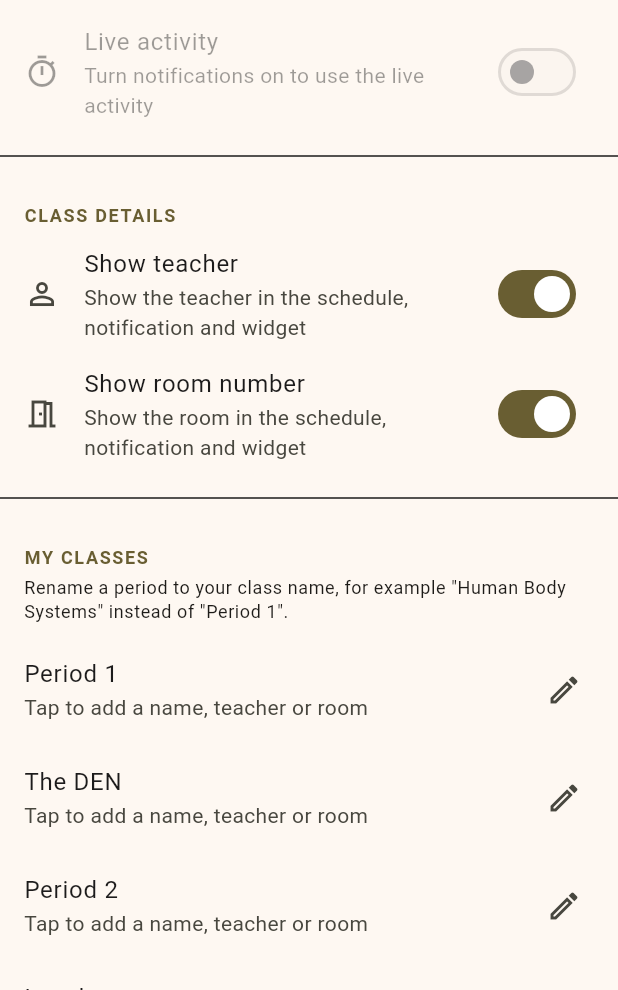
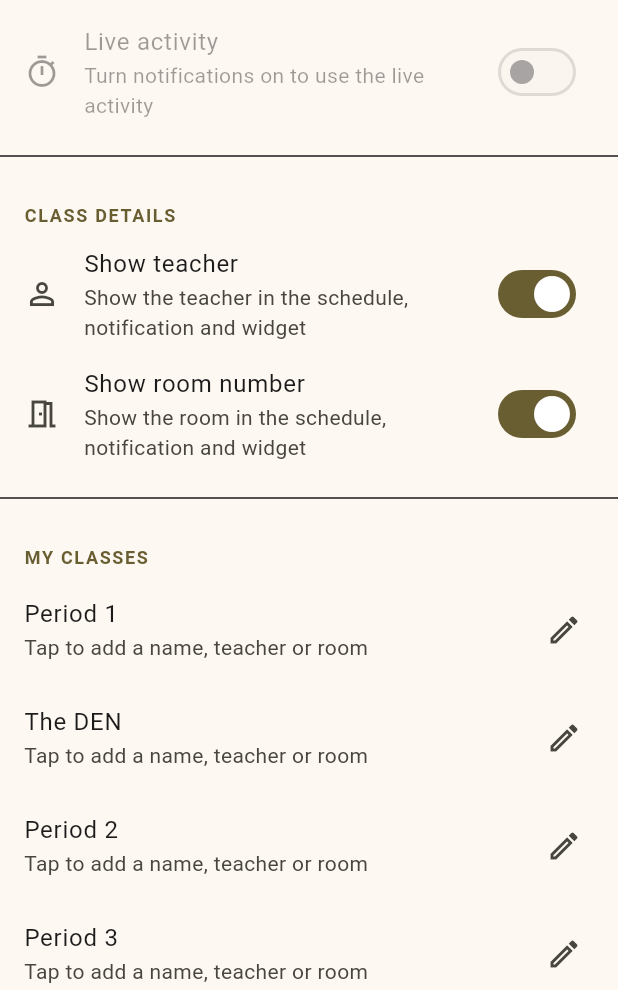
Before and after one commit to ehub22/WVAA, a Flutter app: the SettingsPage screen opened directly, after a tap on "Notifications", on a phone screen of 412 x 824 dp, the part 246-1236 px from its top. Run offline on Flutter 3.47's test engine with Material 3 defaults, Android fonts, the phone set to English and light mode, and no system bars; our stand-ins replace permission_handler, scrollable_positioned_list, shared_preferences, webview_flutter; missing offline and left inert: adaptive_platform_ui, flutter_timer_countdown, home_widget, live_activities, simple_pip_mode, webview_flutter_wkwebview; accounts and stored records are empty; network calls fail.

Commit message:
Settings: drop non-class periods and examples, lock the settings button to the bottom
Co-authored-by: arena-agent <297053741+arena-agent@users.noreply.github.com>

```diff
--- a/lib/schedule_page.dart
+++ b/lib/schedule_page.dart
@@ -188,9 +188,11 @@ class _SchedulePageState extends State<SchedulePage> {
     return ListenableBuilder(
       listenable: _settings,
       builder: (context, _) {
-        return Stack(
+        return SafeArea(
+          child: Column(
             children: [
-            SafeArea(
+              // Scrolling schedule.
+              Expanded(
                 child: Padding(
                   padding: EdgeInsetsGeometry.directional(start: 10, end: 10),
                   child: SingleChildScrollView(
@@ -255,8 +257,7 @@ class _SchedulePageState extends State<SchedulePage> {
                         for (var period in selectedDaySchedule ?? [])
                           _buildPeriodCard(context, period),
 
-                        // Keep the last card clear of the settings button.
-                        const SizedBox(height: 72),
+                        const SizedBox(height: 8),
                       ],
                       ),
                     ),
@@ -264,20 +265,23 @@ class _SchedulePageState extends State<SchedulePage> {
                 ),
               ),
 
-            // Settings button, bottom right of the home page.
-            Positioned(
-              right: 16,
-              bottom: 16,
-              child: SafeArea(
-                child: FloatingActionButton(
+              // Settings button, locked to the bottom right of the home page.
+              Padding(
+                padding: const EdgeInsets.fromLTRB(10, 4, 10, 8),
+                child: Row(
+                  mainAxisAlignment: MainAxisAlignment.end,
+                  children: [
+                    FloatingActionButton.small(
                       heroTag: 'home_settings_button',
                       tooltip: 'Settings',
                       onPressed: _openSettings,
                       child: const Icon(Icons.settings),
                     ),
+                  ],
                 ),
               ),
             ],
+          ),
         );
       },
     );
--- a/lib/settings.dart
+++ b/lib/settings.dart
@@ -48,7 +48,16 @@ class PeriodSettings {
   }
 }
 
-/// Every period name a student can rename (everything except passing periods).
+/// Parts of the school day that are not a class, so there is nothing to
+/// rename and no teacher or room to enter.
+const Set<String> _nonClassPeriods = {
+  'Passing',
+  'Lunch',
+  'Wolverine Time',
+  'SSH',
+};
+
+/// Every period name a student can rename (the actual classes).
 ///
 /// The order follows the school day so the settings page reads naturally.
 final List<String> customizablePeriodNames = () {
@@ -56,7 +65,7 @@ final List<String> customizablePeriodNames = () {
   for (final schedule in [monFriSchedule, tueThursSchedule, wedSchedule]) {
     for (final period in schedule) {
       final name = period['Period'] as String;
-      if (name != 'Passing' && !names.contains(name)) {
+      if (!_nonClassPeriods.contains(name) && !names.contains(name)) {
         names.add(name);
       }
     }
--- a/lib/settings_page.dart
+++ b/lib/settings_page.dart
@@ -69,14 +69,6 @@ class SettingsPage extends StatelessWidget {
                 const Divider(height: 32),
 
                 _SectionHeader('My classes'),
-                Padding(
-                  padding: const EdgeInsets.fromLTRB(16, 0, 16, 8),
-                  child: Text(
-                    'Rename a period to your class name, for example '
-                    '"Human Body Systems" instead of "Period 1".',
-                    style: Theme.of(context).textTheme.bodySmall,
-                  ),
-                ),
                 for (final name in customizablePeriodNames)
                   _PeriodTile(canonicalName: name),
                 Padding(
@@ -226,7 +218,6 @@ class _EditPeriodDialogState extends State<_EditPeriodDialog> {
               textCapitalization: TextCapitalization.words,
               decoration: InputDecoration(
                 labelText: 'Class name',
-                hintText: 'e.g. Human Body Systems',
                 helperText: 'Leave empty to keep "${widget.canonicalName}"',
               ),
             ),
@@ -234,19 +225,13 @@ class _EditPeriodDialogState extends State<_EditPeriodDialog> {
             TextField(
               controller: _teacherController,
               textCapitalization: TextCapitalization.words,
-              decoration: const InputDecoration(
-                labelText: 'Teacher',
-                hintText: 'e.g. Mr. Smith',
-              ),
+              decoration: const InputDecoration(labelText: 'Teacher'),
             ),
             const SizedBox(height: 12),
             TextField(
               controller: _roomController,
               textCapitalization: TextCapitalization.characters,
-              decoration: const InputDecoration(
-                labelText: 'Room number',
-                hintText: 'e.g. 402',
-              ),
+              decoration: const InputDecoration(labelText: 'Room number'),
             ),
           ],
         ),
```
Also changed, not shown: 1 other file. Lines whose indentation alone changed are shown as unchanged.
